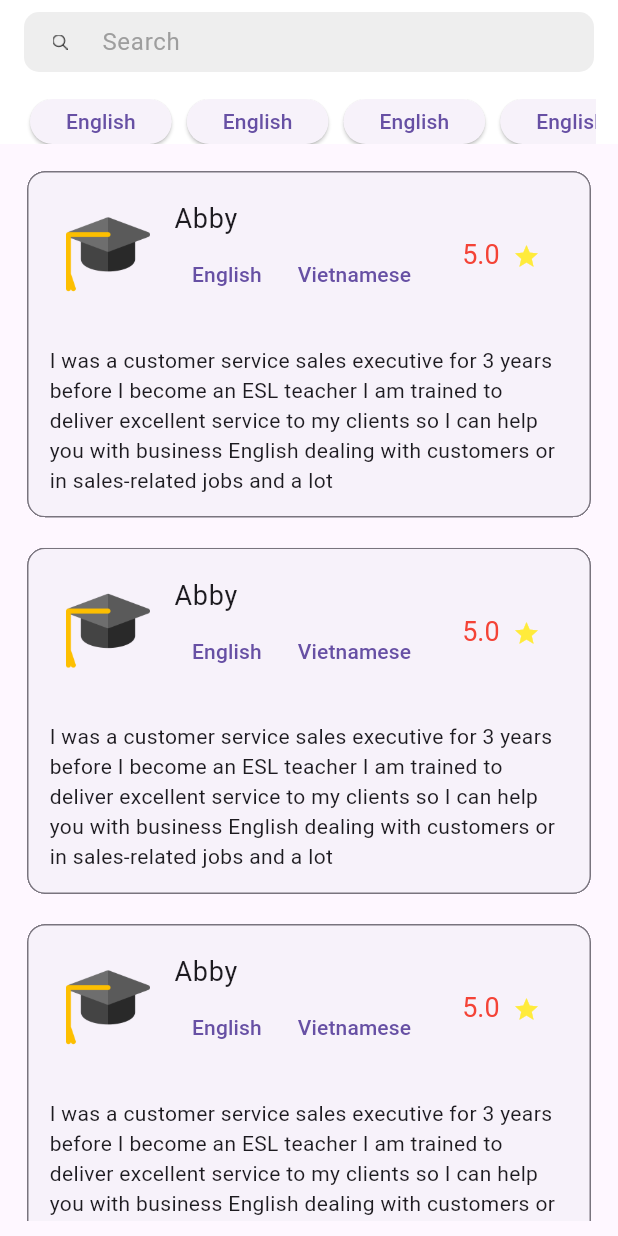
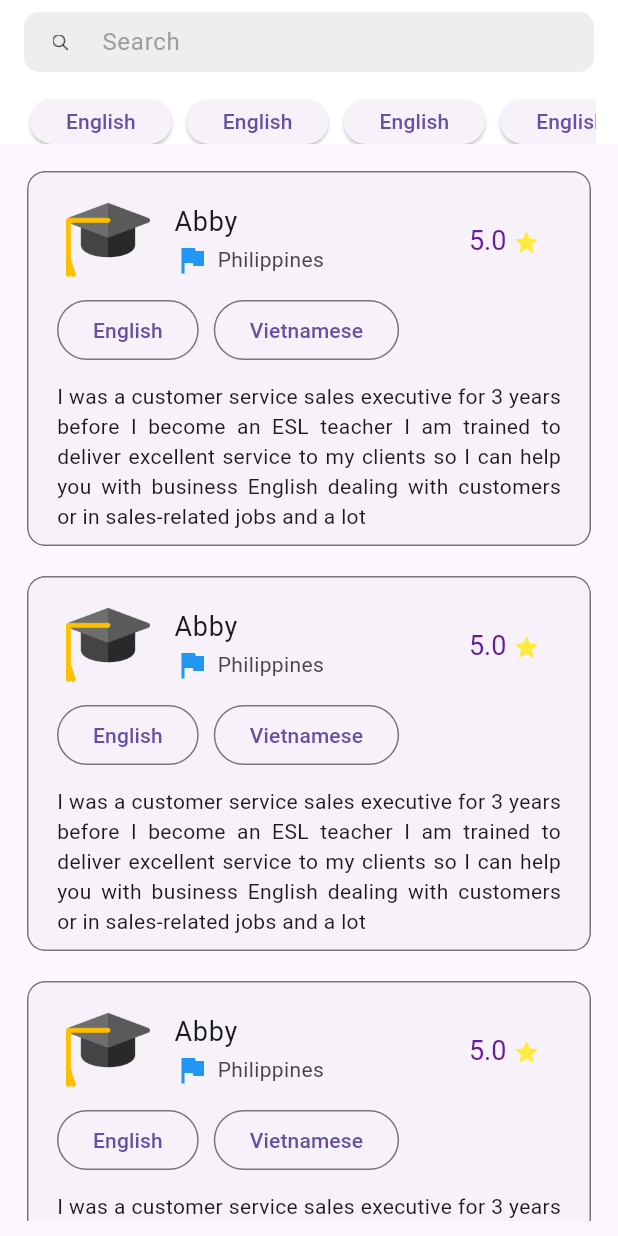
Before and after one commit to nmhieu0504/one_on_one_learning, a Flutter app: the TutorsPage screen opened directly, on a phone screen of 412 x 824 dp. Run offline on Flutter 3.47's test engine with Material 2 defaults, Android fonts, the phone set to English and light mode, and no system bars; our stand-ins replace table_calendar, video_player; missing offline and left inert: syncfusion_flutter_pdfviewer.

Commit message:
update UI (cont)

```diff
--- a/lib/pages/navigator_page.dart
+++ b/lib/pages/navigator_page.dart
@@ -101,6 +101,9 @@ class PageNavigatorState extends State<PageNavigator> {
         ],
         currentIndex: _selectedIndex,
         onTap: _onItemTapped,
+        // selectedItemColor: Colors.blue,
+        // selectedIconTheme: const IconThemeData(color: Colors.blue),
+        // unselectedIconTheme: const IconThemeData(color: Colors.grey),
       ),
     );
   }
--- a/lib/pages/tutor_page/tutors_list_page.dart
+++ b/lib/pages/tutor_page/tutors_list_page.dart
@@ -103,7 +103,7 @@ class _TutorsPageState extends State<TutorsPage> {
                         );
                       },
                       child: Column(
-                        mainAxisSize: MainAxisSize.min,
+                        crossAxisAlignment: CrossAxisAlignment.start,
                         children: <Widget>[
                           Container(
                             margin: const EdgeInsets.only(
@@ -114,24 +114,27 @@ class _TutorsPageState extends State<TutorsPage> {
                                   'Abby',
                                   style: TextStyle(fontSize: 18),
                                 ),
-                                subtitle: Row(
-                                  children: <Widget>[
-                                    TextButton(
-                                      onPressed: () {},
-                                      child: const Text('English'),
+                                subtitle: Row(children: <Widget>[
+                                  const Icon(
+                                    Icons.flag,
+                                    color: Colors.blue,
+                                  ),
+                                  Container(
+                                    margin: const EdgeInsets.only(left: 5),
+                                    child: const Text(
+                                      'Philippines',
+                                      style: TextStyle(
+                                          fontWeight: FontWeight.normal),
                                     ),
-                                    TextButton(
-                                      onPressed: () {},
-                                      child: const Text('Vietnamese'),
-                                    ),
-                                  ],
-                                ),
+                                  ),
+                                ]),
                                 trailing: RichText(
-                                    text: const TextSpan(
-                                        text: '5.0  ',
+                                    text: TextSpan(
+                                        text: '5.0 ',
                                         style: TextStyle(
-                                            color: Colors.red, fontSize: 18),
-                                        children: [
+                                            color: Colors.purple[800],
+                                            fontSize: 18),
+                                        children: const [
                                       WidgetSpan(
                                           child: Icon(
                                         Icons.star,
@@ -141,10 +144,35 @@ class _TutorsPageState extends State<TutorsPage> {
                                     ]))),
                           ),
                           Container(
-                            padding: const EdgeInsets.all(15),
-                            child: const Text(
-                                'I was a customer service sales executive for 3 years before I become an ESL teacher I am trained to deliver excellent service to my clients so I can help you with business English dealing with customers or in sales-related jobs and a lot'),
-                          )
+                            margin: const EdgeInsets.only(left: 20, right: 20),
+                            child: Wrap(
+                                alignment: WrapAlignment.start,
+                                children: <Widget>[
+                                  Container(
+                                    margin: const EdgeInsets.only(right: 10),
+                                    child: OutlinedButton(
+                                      onPressed: onPressed,
+                                      child: const Text('English'),
+                                    ),
+                                  ),
+                                  Container(
+                                    margin: const EdgeInsets.only(right: 10),
+                                    child: OutlinedButton(
+                                      onPressed: onPressed,
+                                      child: const Text('Vietnamese'),
+                                    ),
+                                  ),
+                                ]),
+                          ),
+                          Container(
+                              padding: const EdgeInsets.only(
+                                  left: 20, right: 20, bottom: 10, top: 10),
+                              child: const Text.rich(
+                                TextSpan(
+                                    text:
+                                        'I was a customer service sales executive for 3 years before I become an ESL teacher I am trained to deliver excellent service to my clients so I can help you with business English dealing with customers or in sales-related jobs and a lot'),
+                                textAlign: TextAlign.justify,
+                              ))
                         ],
                       ),
                     ),
```
Also changed, not shown: lib/pages/tutor_page/tutor_detail_page.dart (+19 -11 lines).
